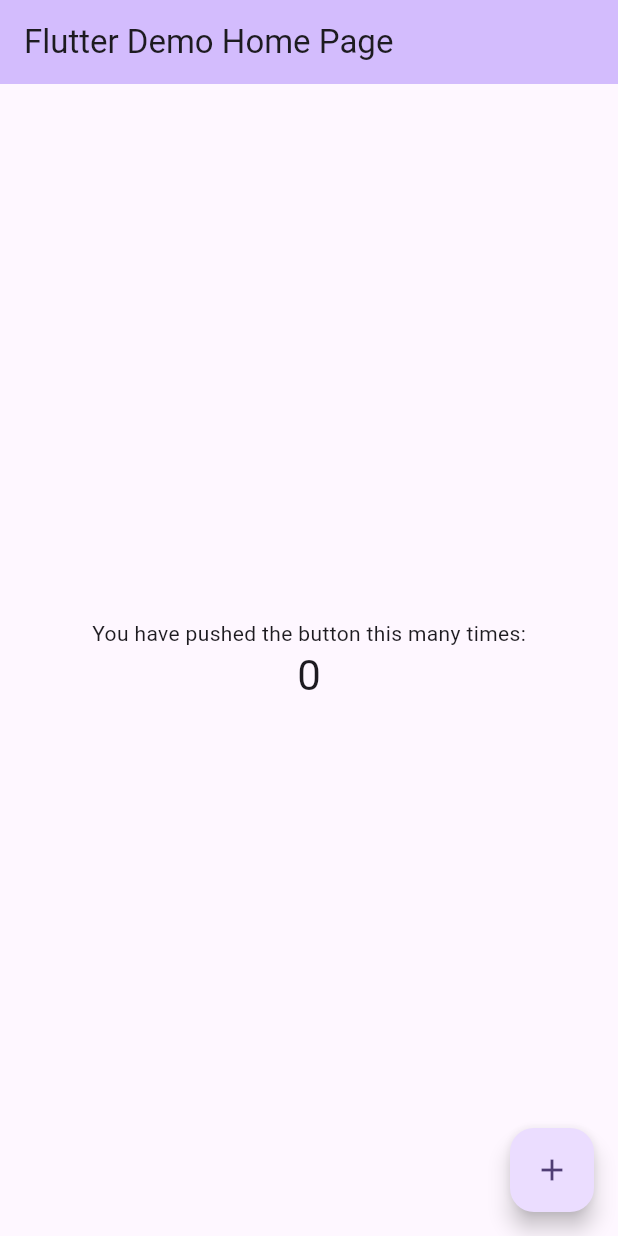
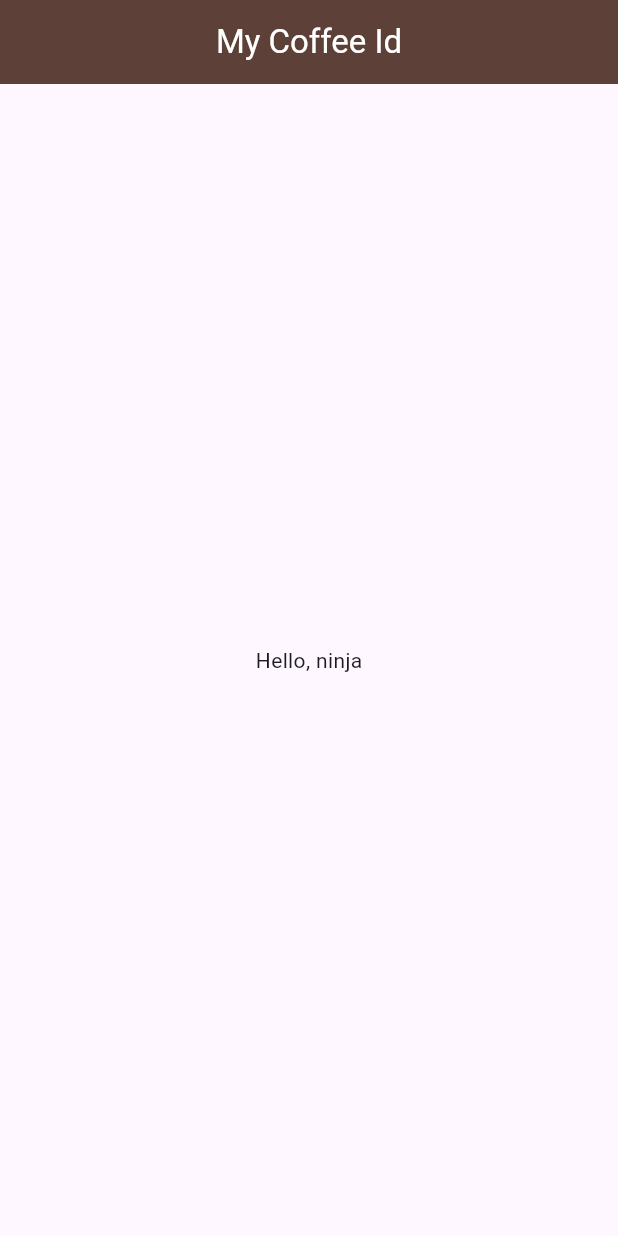
Before and after one commit to jecode93/coffee_card, a Flutter app: the screen it shows after launch, on a phone screen of 412 x 824 dp. Run offline on Flutter 3.47's test engine with Material 3 defaults, Android fonts, the phone set to English and light mode, and no system bars.

Commit message:
Complete MaterialApp & Scaffold widget.

```diff
--- a/lib/main.dart
+++ b/lib/main.dart
@@ -1,70 +1,22 @@
 import 'package:flutter/material.dart';
 
 void main() {
-  runApp(const MyApp());
-}
-
-class MyApp extends StatelessWidget {
-  const MyApp({super.key});
-
-  // This widget is the root of your application.
-  @override
-  Widget build(BuildContext context) {
-    return MaterialApp(
-      title: 'Flutter Demo',
-      theme: ThemeData(
-        colorScheme: ColorScheme.fromSeed(seedColor: Colors.deepPurple),
-        useMaterial3: true,
-      ),
-      home: const MyHomePage(title: 'Flutter Demo Home Page'),
-    );
-  }
-}
-
-class MyHomePage extends StatefulWidget {
-  const MyHomePage({super.key, required this.title});
-
-  final String title;
-
-  @override
-  State<MyHomePage> createState() => _MyHomePageState();
-}
-
-class _MyHomePageState extends State<MyHomePage> {
-  int _counter = 0;
-
-  void _incrementCounter() {
-    setState(() {
-      _counter++;
-    });
-  }
-
-  @override
-  Widget build(BuildContext context) {
-    return Scaffold(
-      appBar: AppBar(
-        backgroundColor: Theme.of(context).colorScheme.inversePrimary,
-        title: Text(widget.title),
-      ),
-      body: Center(
-        child: Column(
-          mainAxisAlignment: MainAxisAlignment.center,
-          children: <Widget>[
-            const Text(
-              'You have pushed the button this many times:',
-            ),
-            Text(
-              '$_counter',
-              style: Theme.of(context).textTheme.headlineMedium,
-            ),
-          ],
+  runApp(
+    MaterialApp(
+      title: 'My Flutter app',
+      home: Scaffold(
+        appBar: AppBar(
+          title: const Text(
+            'My Coffee Id',
+            style: TextStyle(color: Colors.white),
+          ),
+          backgroundColor: Colors.brown[700],
+          centerTitle: true,
+        ),
+        body: const Center(
+          child: Text('Hello, ninja'),
         ),
       ),
-      floatingActionButton: FloatingActionButton(
-        onPressed: _incrementCounter,
-        tooltip: 'Increment',
-        child: const Icon(Icons.add),
-      ), // This trailing comma makes auto-formatting nicer for build methods.
-    );
-  }
+    ),
+  );
 }
```
